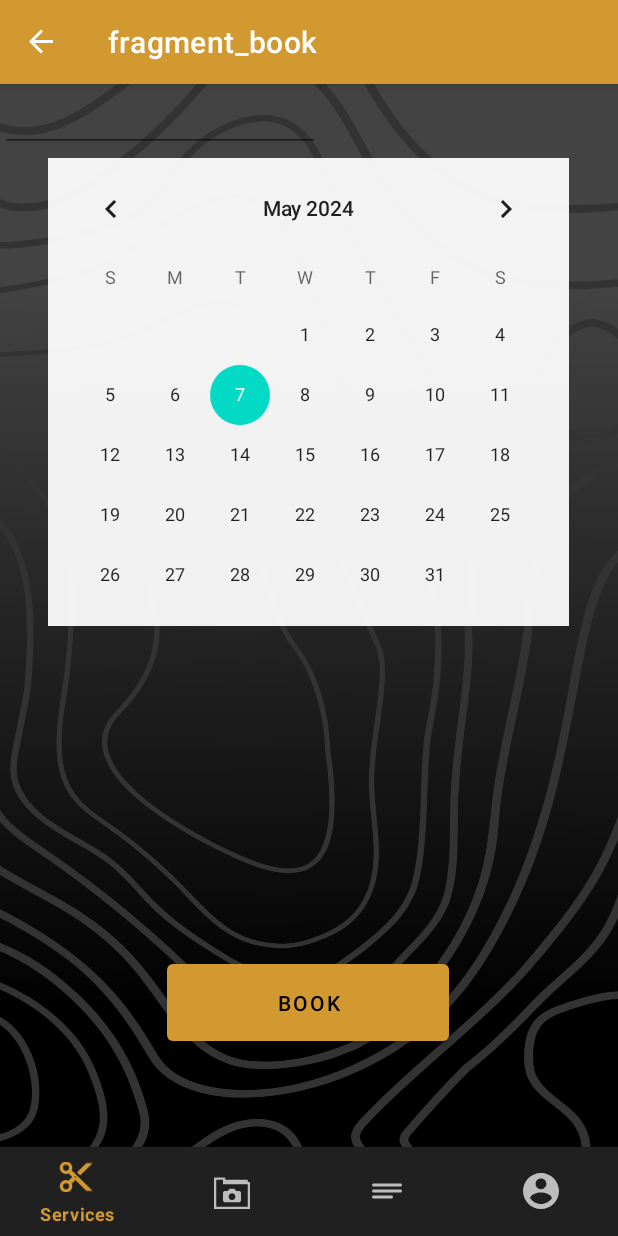
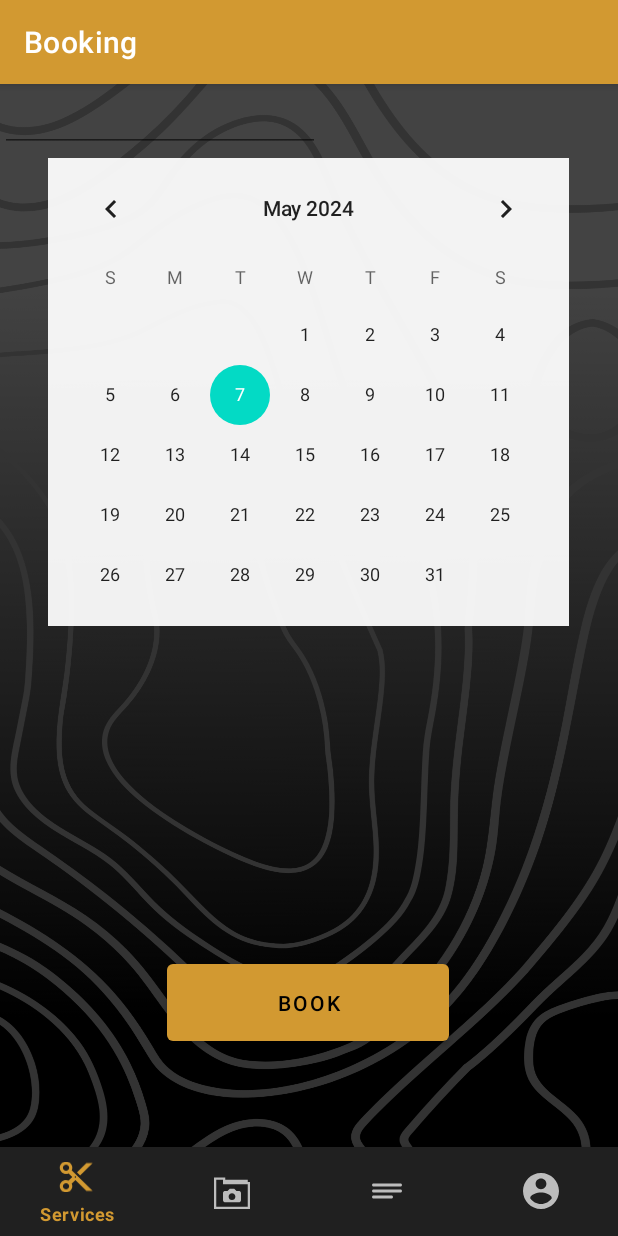
Before and after one commit to avi53/Barber_Mobile_Application, an Android app: the BookFragment screen opened through its navigation route, on a phone screen of 412 x 824 dp. Run offline under Robolectric (Android 15) with nearby library versions, the phone set to English and light mode, and no system bars; our stand-ins replace navigation-ui.

Commit message:
25th: Fixed the recently added fragments top labeling. Also disabled the extra redundant back button on extra options, booking, and about fragments.

```diff
--- a/app/src/main/java/edu/tacoma/uw/barber_mobile_application/ui/services/BookFragment.java
+++ b/app/src/main/java/edu/tacoma/uw/barber_mobile_application/ui/services/BookFragment.java
@@ -2,6 +2,8 @@ package edu.tacoma.uw.barber_mobile_application.ui.services;
 
 import android.os.Bundle;
 
+import androidx.appcompat.app.ActionBar;
+import androidx.appcompat.app.AppCompatActivity;
 import androidx.fragment.app.Fragment;
 
 import android.view.LayoutInflater;
@@ -41,6 +43,11 @@ public class BookFragment extends Fragment {
 
         View view = inflater.inflate(R.layout.fragment_book, container, false);
 
+        ActionBar actionBar = ((AppCompatActivity) getActivity()).getSupportActionBar();
+        if (actionBar != null) {
+            actionBar.setDisplayHomeAsUpEnabled(false);
+        }
+
         // Find the button in your layout
         Button bookButton = view.findViewById(R.id.bookButton);
 
--- a/app/src/main/res/navigation/mobile_navigation.xml
+++ b/app/src/main/res/navigation/mobile_navigation.xml
@@ -39,8 +39,8 @@
     <fragment
         android:id="@+id/optionsFragment"
         android:name="edu.tacoma.uw.barber_mobile_application.ui.services.OptionsFragment"
-        android:label="fragment_options"
-        tools:layout="@layout/fragment_options" >
+        android:label="Extra Options"
+        tools:layout="@layout/fragment_options">
         <action
             android:id="@+id/action_optionsFragment_to_bookFragment"
             app:destination="@id/bookFragment" />
@@ -48,11 +48,11 @@
     <fragment
         android:id="@+id/bookFragment"
         android:name="edu.tacoma.uw.barber_mobile_application.ui.services.BookFragment"
-        android:label="fragment_book"
+        android:label="Booking"
         tools:layout="@layout/fragment_book" />
     <fragment
         android:id="@+id/aboutFragment2"
         android:name="edu.tacoma.uw.barber_mobile_application.AboutFragment"
-        android:label="fragment_about"
+        android:label="About "
         tools:layout="@layout/fragment_about" />
 </navigation>
```
Also changed, not shown: app/src/main/java/edu/tacoma/uw/barber_mobile_application/AboutFragment.java (+8 -0 lines), app/src/main/java/edu/tacoma/uw/barber_mobile_application/ui/services/OptionsFragment.java (+9 -0 lines).
